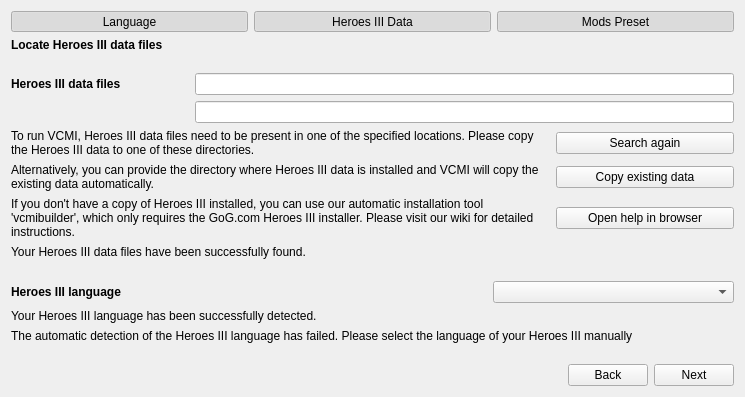
Old version of the form launcher/firstLaunch/firstlaunch_moc.ui in the repository vcmi/vcmi.
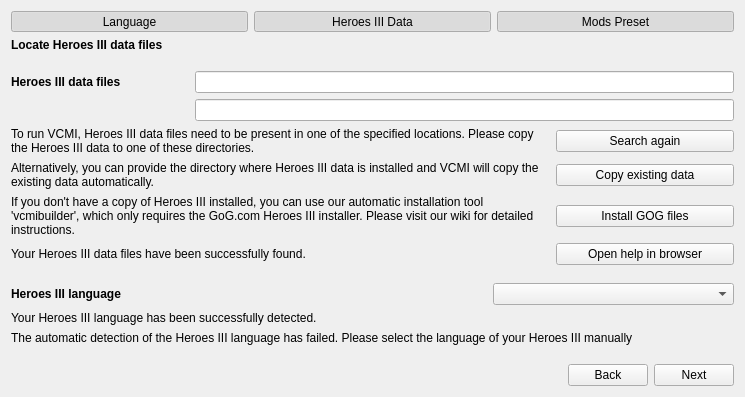
New version of the form. The open tabs and pages were chosen to show the change.

Patch:
```diff
--- a/launcher/firstLaunch/firstlaunch_moc.ui
+++ b/launcher/firstLaunch/firstlaunch_moc.ui
@@ -277,6 +277,19 @@
           <number>6</number>
          </property>
          <item row="4" column="3">
+          <widget class="QPushButton" name="pushButtonGogInstall">
+           <property name="sizePolicy">
+            <sizepolicy hsizetype="Minimum" vsizetype="Fixed">
+             <horstretch>25</horstretch>
+             <verstretch>0</verstretch>
+            </sizepolicy>
+           </property>
+           <property name="text">
+            <string>Install GOG files</string>
+           </property>
+          </widget>
+         </item>
+         <item row="5" column="3">
           <widget class="QPushButton" name="pushButtonDataHelp">
            <property name="sizePolicy">
             <sizepolicy hsizetype="Minimum" vsizetype="Fixed">
```
